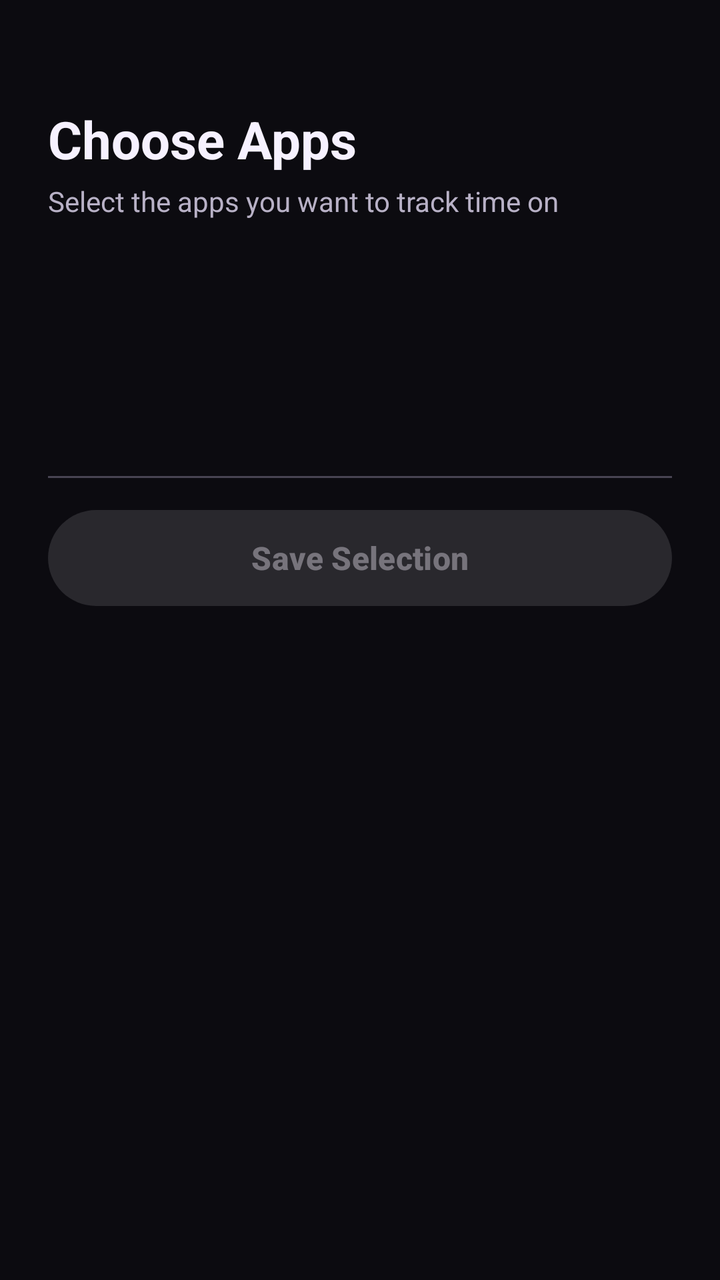
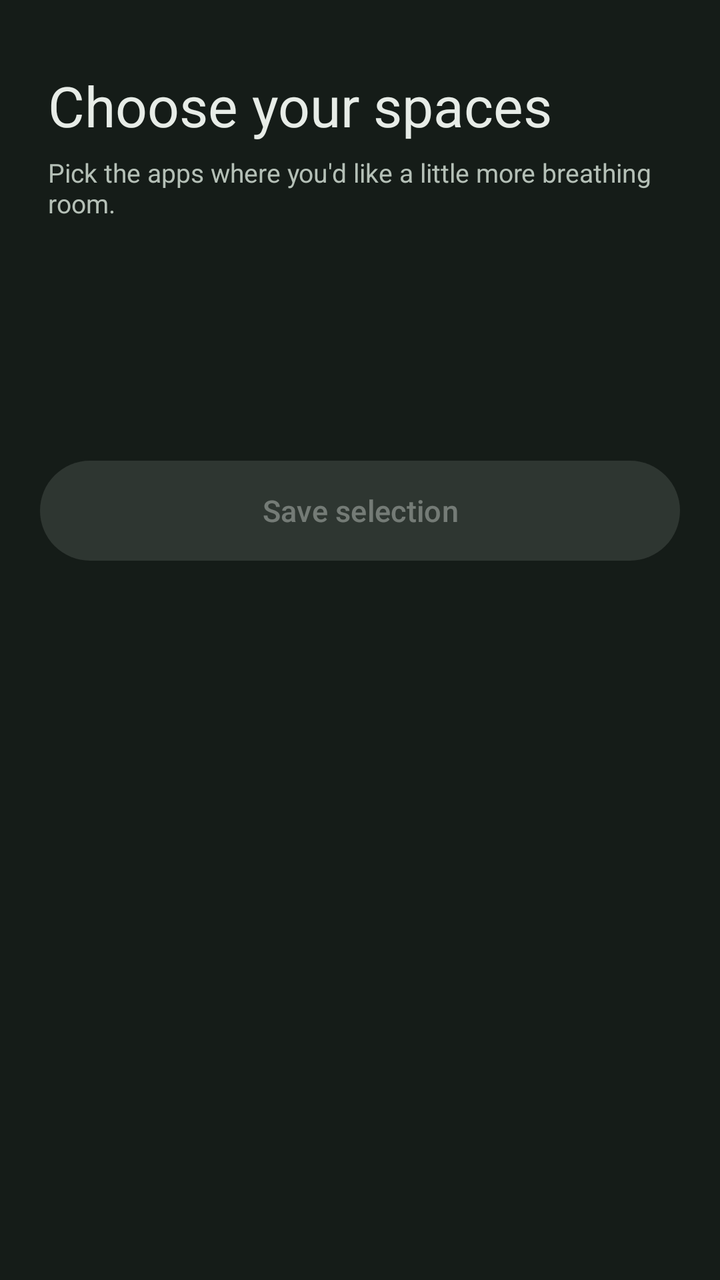

Before-and-after screenshots of an Android layout around one commit, followed by the original layout XML and the change that was made.
<!-- AndroidManifest.xml: activity theme Theme.ReelFocus -->
<!-- res/layout/activity_app_selection.xml -->
<?xml version="1.0" encoding="utf-8"?>
<LinearLayout xmlns:android="http://schemas.android.com/apk/res/android"
    xmlns:app="http://schemas.android.com/apk/res-auto"
    android:layout_width="match_parent"
    android:layout_height="match_parent"
    android:orientation="vertical"
    android:background="@color/md_theme_background">

    
    <LinearLayout
        android:layout_width="match_parent"
        android:layout_height="wrap_content"
        android:orientation="vertical"
        android:paddingStart="24dp"
        android:paddingEnd="24dp"
        android:paddingTop="52dp"
        android:paddingBottom="20dp"
        android:background="@color/md_theme_background">

        <TextView
            android:layout_width="match_parent"
            android:layout_height="wrap_content"
            android:text="Choose Apps"
            android:textSize="26sp"
            android:textStyle="bold"
            android:textColor="@color/md_theme_on_background"
            android:layout_marginBottom="4dp"/>

        <TextView
            android:layout_width="match_parent"
            android:layout_height="wrap_content"
            android:text="Select the apps you want to track time on"
            android:textSize="14sp"
            android:textColor="@color/md_theme_on_surface_variant"/>
    </LinearLayout>

    
    <LinearLayout
        android:id="@+id/auto_added_banner"
        android:layout_width="match_parent"
        android:layout_height="wrap_content"
        android:orientation="horizontal"
        android:gravity="center_vertical"
        android:background="@color/md_theme_primary_container"
        android:paddingStart="16dp"
        android:paddingEnd="4dp"
        android:paddingTop="10dp"
        android:paddingBottom="10dp"
        android:visibility="gone">

        <TextView
            android:layout_width="0dp"
            android:layout_height="wrap_content"
            android:layout_weight="1"
            android:text="These apps were auto-added from your device \u2014 remove any you don\u2019t want tracked"
            android:textSize="13sp"
            android:textColor="@color/md_theme_on_primary_container"/>

        <ImageButton
            android:id="@+id/dismiss_banner_button"
            android:layout_width="40dp"
            android:layout_height="40dp"
            android:src="@android:drawable/ic_menu_close_clear_cancel"
            android:background="?attr/selectableItemBackgroundBorderless"
            android:contentDescription="Dismiss"/>

    </LinearLayout>

    
    <LinearLayout
        android:id="@+id/selected_section"
        android:layout_width="match_parent"
        android:layout_height="wrap_content"
        android:orientation="vertical"
        android:visibility="gone">

        <LinearLayout
            android:layout_width="match_parent"
            android:layout_height="wrap_content"
            android:orientation="horizontal"
            android:gravity="center_vertical"
            android:paddingStart="24dp"
            android:paddingEnd="24dp"
            android:paddingTop="8dp"
            android:paddingBottom="4dp">

            <TextView
                android:layout_width="0dp"
                android:layout_height="wrap_content"
                android:layout_weight="1"
                android:text="Selected"
                android:textSize="12sp"
                android:textAllCaps="true"
                android:letterSpacing="0.1"
                android:textColor="@color/md_theme_on_surface_variant"/>

            <TextView
                android:id="@+id/selected_count_badge"
                android:layout_width="wrap_content"
                android:layout_height="wrap_content"
                android:textSize="12sp"
                android:textColor="@color/md_theme_primary"
                android:textStyle="bold"/>

        </LinearLayout>

        <com.google.android.material.card.MaterialCardView
            android:layout_width="match_parent"
            android:layout_height="wrap_content"
            android:layout_marginStart="16dp"
            android:layout_marginEnd="16dp"
            android:layout_marginBottom="4dp"
            app:cardCornerRadius="14dp"
            app:cardElevation="0dp"
            app:cardBackgroundColor="@color/md_theme_surface"
            app:strokeColor="@color/md_theme_primary"
            app:strokeWidth="1dp">

            <androidx.recyclerview.widget.RecyclerView
                android:id="@+id/selected_apps_recycler"
                android:layout_width="match_parent"
                android:layout_height="wrap_content"
                android:nestedScrollingEnabled="false"
                android:overScrollMode="never"/>

        </com.google.android.material.card.MaterialCardView>

        <View
            android:layout_width="match_parent"
            android:layout_height="1dp"
            android:background="@color/md_theme_outline"
            android:layout_marginTop="8dp"
            android:layout_marginBottom="4dp"
            android:layout_marginStart="16dp"
            android:layout_marginEnd="16dp"/>

    </LinearLayout>

    
    <ProgressBar
        android:id="@+id/progress_bar"
        android:layout_width="wrap_content"
        android:layout_height="wrap_content"
        android:layout_gravity="center"
        android:layout_marginTop="48dp"
        android:indeterminateTint="@color/md_theme_primary"/>

    
    <androidx.recyclerview.widget.RecyclerView
        android:id="@+id/apps_recycler_view"
        android:layout_width="match_parent"
        android:layout_height="0dp"
        android:layout_weight="1"
        android:visibility="gone"
        android:paddingHorizontal="16dp"
        android:paddingBottom="8dp"
        android:clipToPadding="false"/>

    
    <LinearLayout
        android:layout_width="match_parent"
        android:layout_height="wrap_content"
        android:orientation="vertical"
        android:background="@color/md_theme_background"
        android:paddingStart="24dp"
        android:paddingEnd="24dp"
        android:paddingTop="12dp"
        android:paddingBottom="24dp">

        <View
            android:layout_width="match_parent"
            android:layout_height="1dp"
            android:background="@color/md_theme_outline"
            android:layout_marginBottom="12dp"/>

        <com.google.android.material.button.MaterialButton
            android:id="@+id/save_apps_button"
            style="@style/Widget.Material3.Button"
            android:layout_width="match_parent"
            android:layout_height="56dp"
            android:text="Save Selection"
            android:textSize="16sp"
            android:textStyle="bold"
            app:cornerRadius="28dp"
            android:enabled="false"/>
    </LinearLayout>

</LinearLayout>
<!-- resources referenced by this layout -->
<resources>
  <color name="md_theme_background">#0C0B10</color>
  <color name="md_theme_on_background">#F6F1FF</color>
  <color name="md_theme_on_primary_container">#E8FF9A</color>
  <color name="md_theme_on_surface_variant">#B8B1C6</color>
  <color name="md_theme_outline">#484452</color>
  <color name="md_theme_primary">#D7FF3F</color>
  <color name="md_theme_primary_container">#364400</color>
  <color name="md_theme_surface">#17151E</color>
  <style name="Theme.ReelFocus" parent="Theme.Material3.DayNight.NoActionBar">
          <item name="materialButtonStyle">@style/Widget.ReelFocus.Button.Filled</item>
  
          
          <item name="colorPrimary">@color/md_theme_primary</item>
          <item name="colorOnPrimary">@color/md_theme_on_primary</item>
          <item name="colorPrimaryContainer">@color/md_theme_primary_container</item>
          <item name="colorOnPrimaryContainer">@color/md_theme_on_primary_container</item>
          
          
          <item name="colorSecondary">@color/md_theme_secondary</item>
          <item name="colorOnSecondary">@color/md_theme_on_secondary</item>
          <item name="colorSecondaryContainer">@color/md_theme_secondary_container</item>
          <item name="colorOnSecondaryContainer">@color/md_theme_on_secondary_container</item>
          
          
          <item name="colorTertiary">@color/md_theme_tertiary</item>
          <item name="colorOnTertiary">@color/md_theme_on_tertiary</item>
          <item name="colorTertiaryContainer">@color/md_theme_tertiary_container</item>
          <item name="colorOnTertiaryContainer">@color/md_theme_on_tertiary_container</item>
          
          
          <item name="colorError">@color/md_theme_error</item>
          <item name="colorOnError">@color/md_theme_on_error</item>
          <item name="colorErrorContainer">@color/md_theme_error_container</item>
          <item name="colorOnErrorContainer">@color/md_theme_on_error_container</item>
          
          
          <item name="colorSurface">@color/md_theme_surface</item>
          <item name="colorOnSurface">@color/md_theme_on_surface</item>
          <item name="colorSurfaceVariant">@color/md_theme_surface_variant</item>
          <item name="colorOnSurfaceVariant">@color/md_theme_on_surface_variant</item>
          <item name="colorSurfaceContainerHighest">@color/md_theme_surface_container_highest</item>
          
          
          <item name="android:colorBackground">@color/md_theme_background</item>
          <item name="colorOnBackground">@color/md_theme_on_background</item>
          
          
          <item name="colorOutline">@color/md_theme_outline</item>
          <item name="colorOutlineVariant">@color/md_theme_outline_variant</item>
          
          
          <item name="shapeAppearanceSmallComponent">@style/ShapeAppearance.ReelFocus.SmallComponent</item>
          <item name="shapeAppearanceMediumComponent">@style/ShapeAppearance.ReelFocus.MediumComponent</item>
          <item name="shapeAppearanceLargeComponent">@style/ShapeAppearance.ReelFocus.LargeComponent</item>
          
          
          <item name="android:statusBarColor">@color/md_theme_background</item>
          <item name="android:navigationBarColor">@color/md_theme_background</item>
          <item name="android:windowLightStatusBar">false</item>
          <item name="android:windowLightNavigationBar">false</item>
          <item name="android:windowDrawsSystemBarBackgrounds">true</item>
      </style>
  <style name="Widget.ReelFocus.Button.Filled" parent="Widget.Material3.Button">
          <item name="cornerRadius">18dp</item>
          <item name="android:minHeight">52dp</item>
          <item name="android:stateListAnimator">@null</item>
          <item name="elevation">0dp</item>
      </style>
  <color name="md_theme_on_primary">#202600</color>
  <color name="md_theme_secondary">#FF6685</color>
  <color name="md_theme_on_secondary">#202600</color>
  <color name="md_theme_secondary_container">#541B2C</color>
  <color name="md_theme_on_secondary_container">#FFD3DE</color>
  <color name="md_theme_tertiary">#B69CFF</color>
  <color name="md_theme_on_tertiary">#24143F</color>
  <color name="md_theme_tertiary_container">#38245F</color>
  <color name="md_theme_on_tertiary_container">#E5D8FF</color>
  <color name="md_theme_error">#FF647C</color>
  <color name="md_theme_on_error">#3D0715</color>
  <color name="md_theme_error_container">#6E1028</color>
  <color name="md_theme_on_error_container">#FFD2DA</color>
  <color name="md_theme_on_surface">#F6F1FF</color>
  <color name="md_theme_surface_variant">#292632</color>
  <color name="md_theme_surface_container_highest">#484452</color>
  <color name="md_theme_outline_variant">#292632</color>
  <style name="ShapeAppearance.ReelFocus.SmallComponent" parent="ShapeAppearance.Material3.SmallComponent">
          <item name="cornerFamily">rounded</item>
          <item name="cornerSize">12dp</item>
      </style>
  <style name="ShapeAppearance.ReelFocus.MediumComponent" parent="ShapeAppearance.Material3.MediumComponent">
          <item name="cornerFamily">rounded</item>
          <item name="cornerSize">22dp</item>
      </style>
  <style name="ShapeAppearance.ReelFocus.LargeComponent" parent="ShapeAppearance.Material3.LargeComponent">
          <item name="cornerFamily">rounded</item>
          <item name="cornerSize">32dp</item>
      </style>
</resources>

<!-- the commit's change to res/layout/activity_app_selection.xml (unified diff, before → after) -->
@@ -1,188 +1,60 @@
 <?xml version="1.0" encoding="utf-8"?>
 <LinearLayout xmlns:android="http://schemas.android.com/apk/res/android"
     xmlns:app="http://schemas.android.com/apk/res-auto"
-    android:layout_width="match_parent"
-    android:layout_height="match_parent"
-    android:orientation="vertical"
-    android:background="@color/md_theme_background">
-
-    
-    <LinearLayout
-        android:layout_width="match_parent"
-        android:layout_height="wrap_content"
-        android:orientation="vertical"
-        android:paddingStart="24dp"
-        android:paddingEnd="24dp"
-        android:paddingTop="52dp"
-        android:paddingBottom="20dp"
-        android:background="@color/md_theme_background">
-
-        <TextView
-            android:layout_width="match_parent"
-            android:layout_height="wrap_content"
-            android:text="Choose Apps"
-            android:textSize="26sp"
-            android:textStyle="bold"
-            android:textColor="@color/md_theme_on_background"
-            android:layout_marginBottom="4dp"/>
-
-        <TextView
-            android:layout_width="match_parent"
-            android:layout_height="wrap_content"
-            android:text="Select the apps you want to track time on"
-            android:textSize="14sp"
-            android:textColor="@color/md_theme_on_surface_variant"/>
+    android:layout_width="match_parent" android:layout_height="match_parent"
+    android:orientation="vertical" android:background="@color/md_theme_background">
+    <LinearLayout android:layout_width="match_parent" android:layout_height="wrap_content"
+        android:orientation="vertical" android:paddingStart="24dp" android:paddingEnd="24dp"
+        android:paddingTop="34dp" android:paddingBottom="18dp">
+        <TextView android:layout_width="match_parent" android:layout_height="wrap_content"
+            android:text="Choose your spaces" android:textSize="28sp" android:textColor="@color/md_theme_on_background"/>
+        <TextView android:layout_width="match_parent" android:layout_height="wrap_content"
+            android:text="Pick the apps where you'd like a little more breathing room."
+            android:textSize="13sp" android:textColor="@color/md_theme_on_surface_variant" android:layout_marginTop="6dp"/>
     </LinearLayout>
-
-    
-    <LinearLayout
-        android:id="@+id/auto_added_banner"
-        android:layout_width="match_parent"
-        android:layout_height="wrap_content"
-        android:orientation="horizontal"
-        android:gravity="center_vertical"
-        android:background="@color/md_theme_primary_container"
-        android:paddingStart="16dp"
-        android:paddingEnd="4dp"
-        android:paddingTop="10dp"
-        android:paddingBottom="10dp"
-        android:visibility="gone">
-
-        <TextView
-            android:layout_width="0dp"
-            android:layout_height="wrap_content"
-            android:layout_weight="1"
-            android:text="These apps were auto-added from your device \u2014 remove any you don\u2019t want tracked"
-            android:textSize="13sp"
-            android:textColor="@color/md_theme_on_primary_container"/>
-
-        <ImageButton
-            android:id="@+id/dismiss_banner_button"
-            android:layout_width="40dp"
-            android:layout_height="40dp"
-            android:src="@android:drawable/ic_menu_close_clear_cancel"
-            android:background="?attr/selectableItemBackgroundBorderless"
+    <LinearLayout android:id="@+id/auto_added_banner" android:layout_width="match_parent"
+        android:layout_height="wrap_content" android:orientation="horizontal" android:gravity="center_vertical"
+        android:background="@color/md_theme_secondary_container" android:paddingStart="18dp"
+        android:paddingEnd="6dp" android:paddingVertical="10dp" android:visibility="gone">
+        <TextView android:layout_width="0dp" android:layout_height="wrap_content" android:layout_weight="1"
+            android:text="Some apps were suggested from your device. Remove anything you don't want to track."
+            android:textSize="12sp" android:textColor="@color/md_theme_on_secondary_container"/>
+        <ImageButton android:id="@+id/dismiss_banner_button" android:layout_width="40dp" android:layout_height="40dp"
+            android:src="@android:drawable/ic_menu_close_clear_cancel" android:background="?attr/selectableItemBackgroundBorderless"
             android:contentDescription="Dismiss"/>
-
     </LinearLayout>
-
-    
-    <LinearLayout
-        android:id="@+id/selected_section"
-        android:layout_width="match_parent"
-        android:layout_height="wrap_content"
-        android:orientation="vertical"
-        android:visibility="gone">
-
-        <LinearLayout
-            android:layout_width="match_parent"
-            android:layout_height="wrap_content"
-            android:orientation="horizontal"
-            android:gravity="center_vertical"
-            android:paddingStart="24dp"
-            android:paddingEnd="24dp"
-            android:paddingTop="8dp"
-            android:paddingBottom="4dp">
-
-            <TextView
-                android:layout_width="0dp"
-                android:layout_height="wrap_content"
-                android:layout_weight="1"
-                android:text="Selected"
-                android:textSize="12sp"
-                android:textAllCaps="true"
-                android:letterSpacing="0.1"
+    <LinearLayout android:id="@+id/selected_section" android:layout_width="match_parent"
+        android:layout_height="wrap_content" android:orientation="vertical" android:visibility="gone"
+        android:paddingHorizontal="16dp" android:paddingTop="10dp">
+        <LinearLayout android:layout_width="match_parent" android:layout_height="wrap_content"
+            android:orientation="horizontal" android:gravity="center_vertical" android:paddingBottom="8dp">
+            <TextView android:layout_width="0dp" android:layout_height="wrap_content" android:layout_weight="1"
+                android:text="IN YOUR FOCUS LIST" android:textSize="10sp" android:letterSpacing="0.1"
                 android:textColor="@color/md_theme_on_surface_variant"/>
-
-            <TextView
-                android:id="@+id/selected_count_badge"
-                android:layout_width="wrap_content"
-                android:layout_height="wrap_content"
-                android:textSize="12sp"
-                android:textColor="@color/md_theme_primary"
-                android:textStyle="bold"/>
-
+            <TextView android:id="@+id/selected_count_badge" android:layout_width="wrap_content"
+                android:layout_height="wrap_content" android:textColor="@color/md_theme_primary" android:textSize="13sp"/>
         </LinearLayout>
-
-        <com.google.android.material.card.MaterialCardView
-            android:layout_width="match_parent"
-            android:layout_height="wrap_content"
-            android:layout_marginStart="16dp"
-            android:layout_marginEnd="16dp"
-            android:layout_marginBottom="4dp"
-            app:cardCornerRadius="14dp"
-            app:cardElevation="0dp"
-            app:cardBackgroundColor="@color/md_theme_surface"
-            app:strokeColor="@color/md_theme_primary"
-            app:strokeWidth="1dp">
-
-            <androidx.recyclerview.widget.RecyclerView
-                android:id="@+id/selected_apps_recycler"
-                android:layout_width="match_parent"
-                android:layout_height="wrap_content"
-                android:nestedScrollingEnabled="false"
-                android:overScrollMode="never"/>
-
+        <com.google.android.material.card.MaterialCardView android:layout_width="match_parent"
+            android:layout_height="wrap_content" app:cardCornerRadius="24dp" app:cardElevation="0dp"
+            app:cardBackgroundColor="@color/md_theme_surface">
+            <androidx.recyclerview.widget.RecyclerView android:id="@+id/selected_apps_recycler"
+                android:layout_width="match_parent" android:layout_height="wrap_content"
+                android:nestedScrollingEnabled="false" android:overScrollMode="never"/>
         </com.google.android.material.card.MaterialCardView>
-
-        <View
-            android:layout_width="match_parent"
-            android:layout_height="1dp"
-            android:background="@color/md_theme_outline"
-            android:layout_marginTop="8dp"
-            android:layout_marginBottom="4dp"
-            android:layout_marginStart="16dp"
-            android:layout_marginEnd="16dp"/>
-
     </LinearLayout>
-
-    
-    <ProgressBar
-        android:id="@+id/progress_bar"
-        android:layout_width="wrap_content"
-        android:layout_height="wrap_content"
-        android:layout_gravity="center"
-        android:layout_marginTop="48dp"
+    <ProgressBar android:id="@+id/progress_bar" android:layout_width="wrap_content"
+        android:layout_height="wrap_content" android:layout_gravity="center" android:layout_marginTop="38dp"
         android:indeterminateTint="@color/md_theme_primary"/>
-
-    
-    <androidx.recyclerview.widget.RecyclerView
-        android:id="@+id/apps_recycler_view"
-        android:layout_width="match_parent"
-        android:layout_height="0dp"
-        android:layout_weight="1"
-        android:visibility="gone"
-        android:paddingHorizontal="16dp"
-        android:paddingBottom="8dp"
+    <androidx.recyclerview.widget.RecyclerView android:id="@+id/apps_recycler_view"
+        android:layout_width="match_parent" android:layout_height="0dp" android:layout_weight="1"
+        android:visibility="gone" android:paddingHorizontal="16dp" android:paddingBottom="8dp"
         android:clipToPadding="false"/>
-
-    
-    <LinearLayout
-        android:layout_width="match_parent"
-        android:layout_height="wrap_content"
-        android:orientation="vertical"
-        android:background="@color/md_theme_background"
-        android:paddingStart="24dp"
-        android:paddingEnd="24dp"
-        android:paddingTop="12dp"
-        android:paddingBottom="24dp">
-
-        <View
-            android:layout_width="match_parent"
-            android:layout_height="1dp"
-            android:background="@color/md_theme_outline"
-            android:layout_marginBottom="12dp"/>
-
-        <com.google.android.material.button.MaterialButton
-            android:id="@+id/save_apps_button"
-            style="@style/Widget.Material3.Button"
-            android:layout_width="match_parent"
-            android:layout_height="56dp"
-            android:text="Save Selection"
-            android:textSize="16sp"
-            android:textStyle="bold"
-            app:cornerRadius="28dp"
-            android:enabled="false"/>
+    <LinearLayout android:layout_width="match_parent" android:layout_height="wrap_content"
+        android:orientation="vertical" android:background="@color/md_theme_background"
+        android:paddingHorizontal="20dp" android:paddingTop="12dp" android:paddingBottom="22dp">
+        <com.google.android.material.button.MaterialButton android:id="@+id/save_apps_button"
+            style="@style/Widget.ReelFocus.Button.Filled" android:layout_width="match_parent"
+            android:layout_height="58dp" android:text="Save selection" android:textSize="15sp"
+            android:textAllCaps="false" android:enabled="false" app:cornerRadius="29dp"/>
     </LinearLayout>
-
 </LinearLayout>
<!-- resource entries referenced after the edit -->
@@ -1,101 +1,79 @@
 <!-- resources referenced by this layout -->
 <resources>
-  <color name="md_theme_background">#0C0B10</color>
-  <color name="md_theme_on_background">#F6F1FF</color>
-  <color name="md_theme_on_primary_container">#E8FF9A</color>
-  <color name="md_theme_on_surface_variant">#B8B1C6</color>
-  <color name="md_theme_outline">#484452</color>
-  <color name="md_theme_primary">#D7FF3F</color>
-  <color name="md_theme_primary_container">#364400</color>
-  <color name="md_theme_surface">#17151E</color>
+  <color name="md_theme_background">#151C18</color>
+  <color name="md_theme_on_background">#E7ECE7</color>
+  <color name="md_theme_on_primary_container">#DCEBDF</color>
+  <color name="md_theme_on_surface_variant">#B5C0B7</color>
+  <color name="md_theme_outline">#66776B</color>
+  <color name="md_theme_primary">#A9C7B1</color>
+  <color name="md_theme_primary_container">#31483A</color>
+  <color name="md_theme_surface">#202923</color>
   <style name="Theme.ReelFocus" parent="Theme.Material3.DayNight.NoActionBar">
           <item name="materialButtonStyle">@style/Widget.ReelFocus.Button.Filled</item>
-  
-          
           <item name="colorPrimary">@color/md_theme_primary</item>
           <item name="colorOnPrimary">@color/md_theme_on_primary</item>
           <item name="colorPrimaryContainer">@color/md_theme_primary_container</item>
           <item name="colorOnPrimaryContainer">@color/md_theme_on_primary_container</item>
-          
-          
           <item name="colorSecondary">@color/md_theme_secondary</item>
           <item name="colorOnSecondary">@color/md_theme_on_secondary</item>
           <item name="colorSecondaryContainer">@color/md_theme_secondary_container</item>
           <item name="colorOnSecondaryContainer">@color/md_theme_on_secondary_container</item>
-          
-          
           <item name="colorTertiary">@color/md_theme_tertiary</item>
           <item name="colorOnTertiary">@color/md_theme_on_tertiary</item>
           <item name="colorTertiaryContainer">@color/md_theme_tertiary_container</item>
           <item name="colorOnTertiaryContainer">@color/md_theme_on_tertiary_container</item>
-          
-          
           <item name="colorError">@color/md_theme_error</item>
           <item name="colorOnError">@color/md_theme_on_error</item>
           <item name="colorErrorContainer">@color/md_theme_error_container</item>
           <item name="colorOnErrorContainer">@color/md_theme_on_error_container</item>
-          
-          
           <item name="colorSurface">@color/md_theme_surface</item>
           <item name="colorOnSurface">@color/md_theme_on_surface</item>
           <item name="colorSurfaceVariant">@color/md_theme_surface_variant</item>
           <item name="colorOnSurfaceVariant">@color/md_theme_on_surface_variant</item>
           <item name="colorSurfaceContainerHighest">@color/md_theme_surface_container_highest</item>
-          
-          
           <item name="android:colorBackground">@color/md_theme_background</item>
           <item name="colorOnBackground">@color/md_theme_on_background</item>
-          
-          
           <item name="colorOutline">@color/md_theme_outline</item>
           <item name="colorOutlineVariant">@color/md_theme_outline_variant</item>
-          
-          
           <item name="shapeAppearanceSmallComponent">@style/ShapeAppearance.ReelFocus.SmallComponent</item>
           <item name="shapeAppearanceMediumComponent">@style/ShapeAppearance.ReelFocus.MediumComponent</item>
           <item name="shapeAppearanceLargeComponent">@style/ShapeAppearance.ReelFocus.LargeComponent</item>
-          
-          
           <item name="android:statusBarColor">@color/md_theme_background</item>
           <item name="android:navigationBarColor">@color/md_theme_background</item>
           <item name="android:windowLightStatusBar">false</item>
           <item name="android:windowLightNavigationBar">false</item>
           <item name="android:windowDrawsSystemBarBackgrounds">true</item>
+          <item name="android:windowBackground">@color/md_theme_background</item>
       </style>
   <style name="Widget.ReelFocus.Button.Filled" parent="Widget.Material3.Button">
-          <item name="cornerRadius">18dp</item>
-          <item name="android:minHeight">52dp</item>
-          <item name="android:stateListAnimator">@null</item>
-          <item name="elevation">0dp</item>
+          <item name="cornerRadius">28dp</item><item name="android:minHeight">56dp</item>
+          <item name="android:stateListAnimator">@null</item><item name="elevation">0dp</item>
       </style>
-  <color name="md_theme_on_primary">#202600</color>
-  <color name="md_theme_secondary">#FF6685</color>
-  <color name="md_theme_on_secondary">#202600</color>
-  <color name="md_theme_secondary_container">#541B2C</color>
-  <color name="md_theme_on_secondary_container">#FFD3DE</color>
-  <color name="md_theme_tertiary">#B69CFF</color>
-  <color name="md_theme_on_tertiary">#24143F</color>
-  <color name="md_theme_tertiary_container">#38245F</color>
-  <color name="md_theme_on_tertiary_container">#E5D8FF</color>
-  <color name="md_theme_error">#FF647C</color>
-  <color name="md_theme_on_error">#3D0715</color>
-  <color name="md_theme_error_container">#6E1028</color>
-  <color name="md_theme_on_error_container">#FFD2DA</color>
-  <color name="md_theme_on_surface">#F6F1FF</color>
-  <color name="md_theme_surface_variant">#292632</color>
-  <color name="md_theme_surface_container_highest">#484452</color>
-  <color name="md_theme_outline_variant">#292632</color>
+  <color name="md_theme_on_primary">#1C3024</color>
+  <color name="md_theme_secondary">#C5B9D8</color>
+  <color name="md_theme_on_secondary">#30283A</color>
+  <color name="md_theme_secondary_container">#453B52</color>
+  <color name="md_theme_on_secondary_container">#E9E0F2</color>
+  <color name="md_theme_tertiary">#D6B9A9</color>
+  <color name="md_theme_on_tertiary">#3B2A22</color>
+  <color name="md_theme_tertiary_container">#574239</color>
+  <color name="md_theme_on_tertiary_container">#F0DED4</color>
+  <color name="md_theme_error">#DDA9A6</color>
+  <color name="md_theme_on_error">#3C2020</color>
+  <color name="md_theme_error_container">#573331</color>
+  <color name="md_theme_on_error_container">#F4DAD7</color>
+  <color name="md_theme_on_surface">#E7ECE7</color>
+  <color name="md_theme_surface_variant">#2B352E</color>
+  <color name="md_theme_surface_container_highest">#3A463D</color>
+  <color name="md_theme_outline_variant">#344139</color>
   <style name="ShapeAppearance.ReelFocus.SmallComponent" parent="ShapeAppearance.Material3.SmallComponent">
-          <item name="cornerFamily">rounded</item>
-          <item name="cornerSize">12dp</item>
+          <item name="cornerFamily">rounded</item><item name="cornerSize">18dp</item>
       </style>
   <style name="ShapeAppearance.ReelFocus.MediumComponent" parent="ShapeAppearance.Material3.MediumComponent">
-          <item name="cornerFamily">rounded</item>
-          <item name="cornerSize">22dp</item>
+          <item name="cornerFamily">rounded</item><item name="cornerSize">28dp</item>
       </style>
   <style name="ShapeAppearance.ReelFocus.LargeComponent" parent="ShapeAppearance.Material3.LargeComponent">
-          <item name="cornerFamily">rounded</item>
-          <item name="cornerSize">32dp</item>
+          <item name="cornerFamily">rounded</item><item name="cornerSize">38dp</item>
       </style>
 </resources>
 
